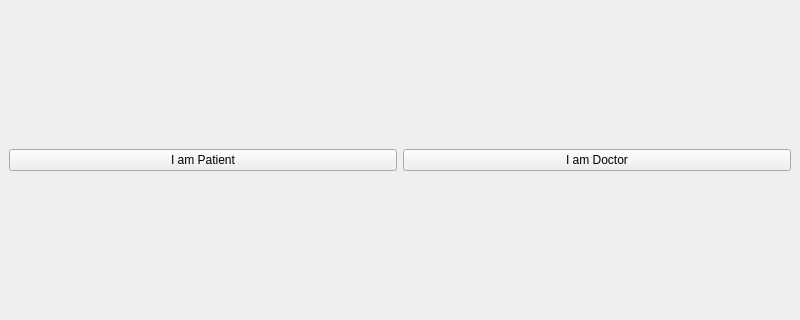
Old version of the form src/patient-client/src/chooseidentity.ui in the repository bit-cs-practicing/MedicalIntelligence; both pictures show x 0 to 800 and y 129 to 449 of the 800 by 600 pixel window.
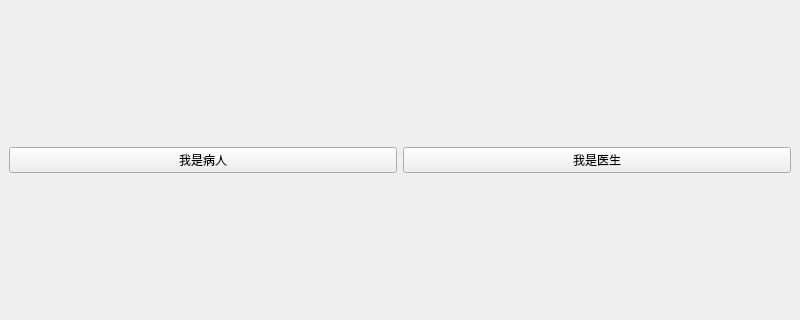
New version of the form.

Commit message: fix(patient-client/ui): sinicize patient client ui

Diff of the .ui file:
```diff
--- a/src/patient-client/src/chooseidentity.ui
+++ b/src/patient-client/src/chooseidentity.ui
@@ -18,14 +18,14 @@
     <item>
      <widget class="QPushButton" name="Patient">
       <property name="text">
-       <string>I am Patient</string>
+       <string>我是病人</string>
       </property>
      </widget>
     </item>
     <item>
      <widget class="QPushButton" name="Doctor">
       <property name="text">
-       <string>I am Doctor</string>
+       <string>我是医生</string>
       </property>
      </widget>
     </item>
```
Left out of the diff: 2 changed lines with no effect on the pictures. The commit also changes 6 other files.
